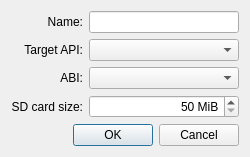
The window that src/plugins/android/addnewavddialog.ui (qt-creator/qt-creator) describes before a commit, drawn with Qt 5.
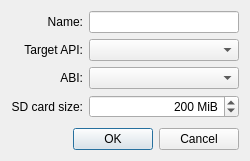
The same window after the commit.

Commit message: Android: Increase defailt sd card size for avds to 200 MB

```diff
--- a/src/plugins/android/addnewavddialog.ui
+++ b/src/plugins/android/addnewavddialog.ui
@@ -7,7 +7,7 @@
     <x>0</x>
     <y>0</y>
     <width>250</width>
-    <height>149</height>
+    <height>161</height>
    </rect>
   </property>
   <property name="windowTitle">
@@ -63,6 +63,9 @@
        <property name="maximum">
         <number>9999999</number>
        </property>
+       <property name="value">
+        <number>200</number>
+       </property>
       </widget>
      </item>
      <item row="1" column="1">
```
